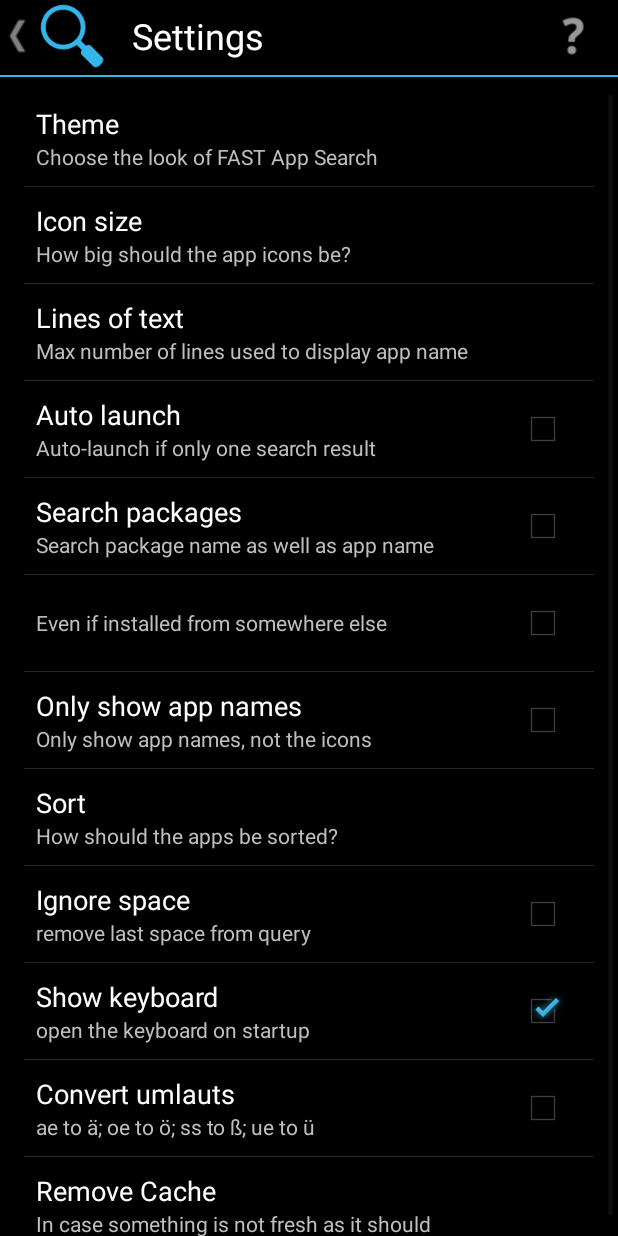
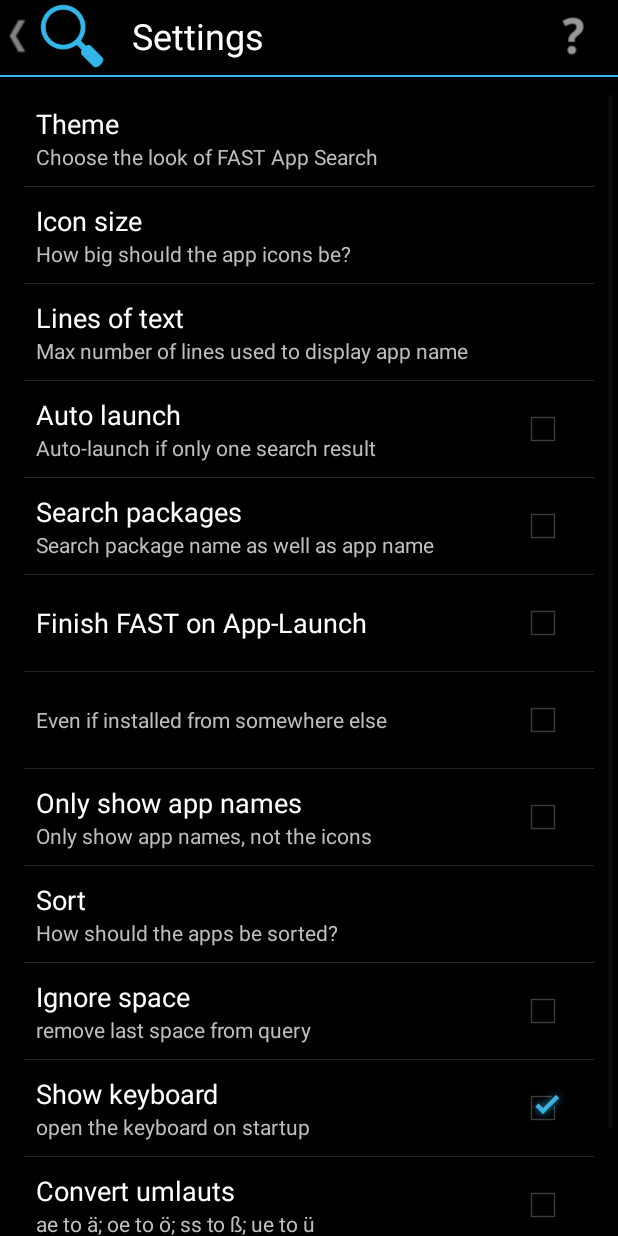
Before and after one commit to ligi/FAST, an Android app: the FASTSettingsActivity screen opened directly, with no data from a screen before it, on a phone screen of 412 x 824 dp. Run offline under Robolectric (Android 15) with nearby library versions, the light colour scheme and no system bars; libraries missing offline, so code that uses them is left out: org.ligi.axt, org.ligi.tracedroid; 1 statement that could not run was skipped.

Commit message:
add setting to finish FAST after launching the wanted app

```diff
--- a/android/src/main/java/org/ligi/fast/settings/AndroidFASTSettings.java
+++ b/android/src/main/java/org/ligi/fast/settings/AndroidFASTSettings.java
@@ -36,6 +36,11 @@
         return mSharedPreferences.getBoolean(KEY_IGNORESPACEAFTERQUERY, false);
     }
 
+
+    public boolean isFinishOnLaunchEnabled() {
+        return mSharedPreferences.getBoolean(KEY_FINISH_ON_LAUNCH, false);
+    }
+
     @Override
     public boolean isShowKeyBoardOnStartActivated() {
         return mSharedPreferences.getBoolean(KEY_SHOWKEYBOARDONSTART, true);
--- a/android/src/main/java/org/ligi/fast/settings/FASTSettings.java
+++ b/android/src/main/java/org/ligi/fast/settings/FASTSettings.java
@@ -16,6 +16,7 @@
     public static final String KEY_THEME = "theme";
     public static final String KEY_SORT = "sort";
     public static final String KEY_SHOWKEYBOARDONSTART = "show_keyboard_on_start";
+    public static final String KEY_FINISH_ON_LAUNCH = "finish_on_LAUNCH";
 
     public boolean isLaunchSingleActivated();
 
@@ -39,4 +40,6 @@
 
     public String getSortOrder();
 
+    public boolean isFinishOnLaunchEnabled();
+
 }
--- a/android/src/main/java/org/ligi/fast/ui/FASTSettingsActivity.java
+++ b/android/src/main/java/org/ligi/fast/ui/FASTSettingsActivity.java
@@ -63,6 +63,12 @@
         textOnly.setTitle(R.string.text_only);
         textOnly.setSummary(R.string.show_no_icons_pure_text);
         textOnly.setDefaultValue(false);
+
+        CheckBoxPreference finishAfterLaunch = new CheckBoxPreference(this);
+        finishAfterLaunch.setKey(FASTSettings.KEY_FINISH_ON_LAUNCH);
+        finishAfterLaunch.setTitle("Finish on Launch");
+        finishAfterLaunch.setTitle("Finish FAST on App-Launch");
+        finishAfterLaunch.setDefaultValue(false);
 
         ListPreference maxLinesPref = new ListPreference(this);
         maxLinesPref.setKey(FASTSettings.KEY_MAXLINES);
@@ -133,6 +139,7 @@
         root.addPreference(maxLinesPref);
         root.addPreference(doLaunchSingleCheckBox);
         root.addPreference(doSearchInPackage);
+        root.addPreference(finishAfterLaunch);
         root.addPreference(marketForAllApps);
         root.addPreference(textOnly);
         root.addPreference(sortPref);
--- a/android/src/main/java/org/ligi/fast/ui/SearchActivity.java
+++ b/android/src/main/java/org/ligi/fast/ui/SearchActivity.java
@@ -164,6 +164,10 @@
         // set flag so that next start the search app comes up and not the last started App
         intent.setFlags(Intent.FLAG_ACTIVITY_NEW_TASK);
         startActivity(intent);
+
+        if (App.getSettings().isFinishOnLaunchEnabled()) {
+            finish();
+        }
     }
 
 
```
